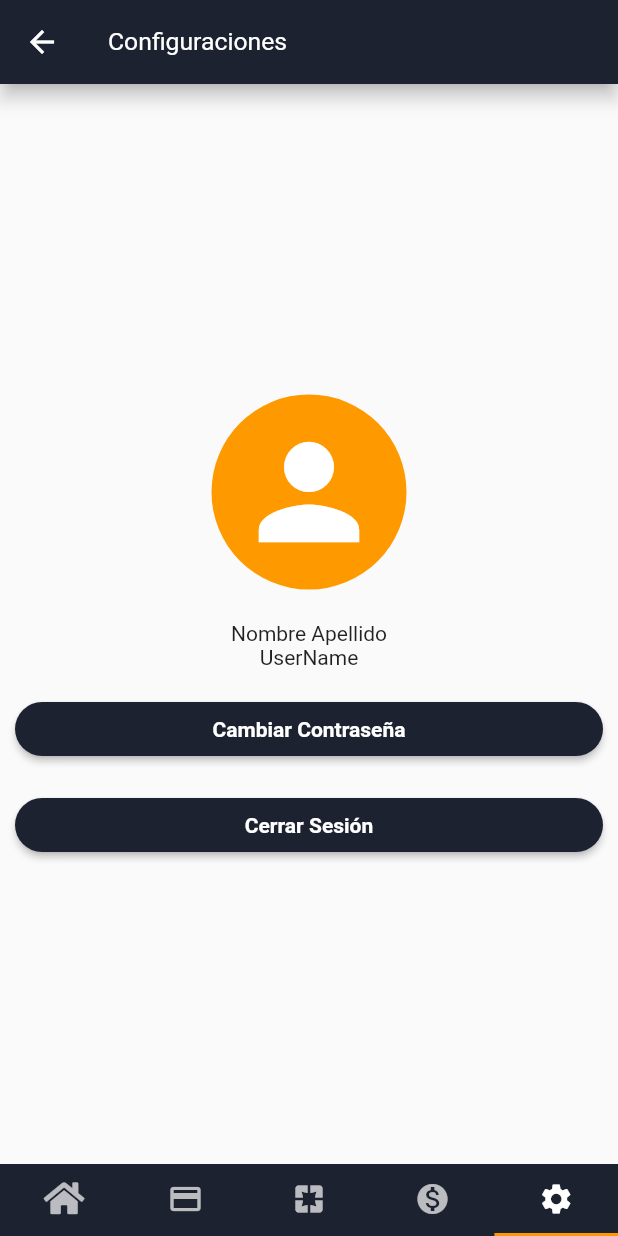
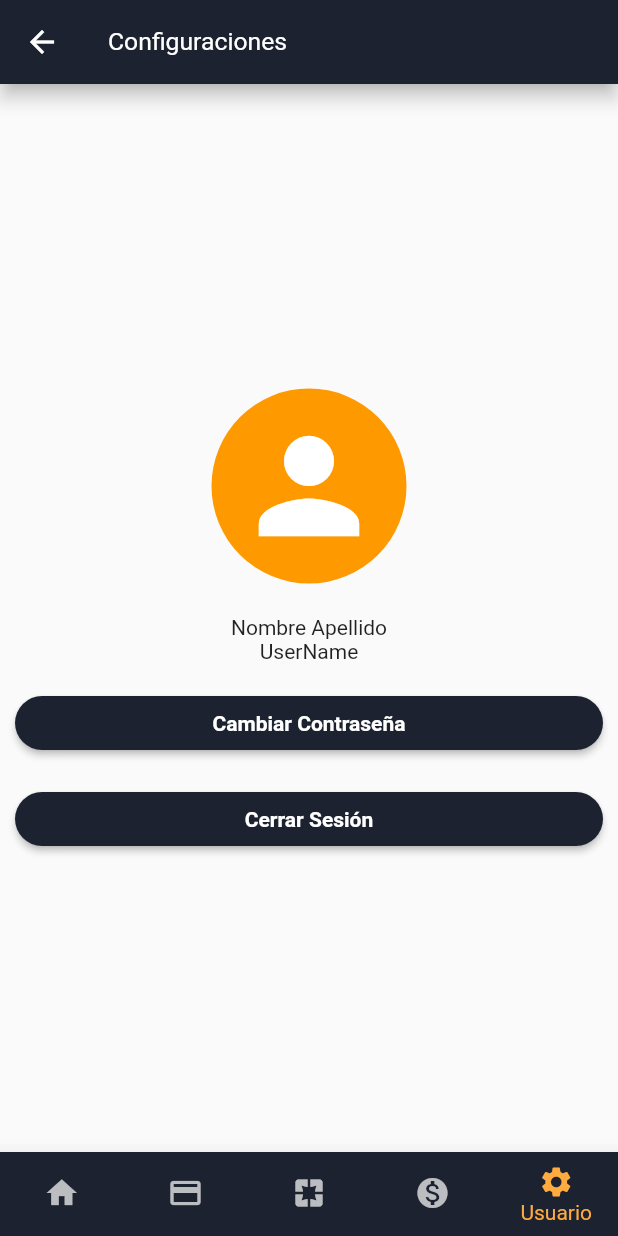
Before and after one commit to danielguaycha/paycapp, a Flutter app: the HomePage screen opened by its route, item 5 of the bottom bar chosen, on a phone screen of 412 x 824 dp. Run offline on Flutter 3.47's test engine with Material 2 defaults, Android fonts, the phone set to English and light mode, and no system bars; our stand-ins replace backdrop, dio, flutter_image_compress, flutter_redux, flutter_slidable, font_awesome_flutter and 6 more; missing offline and left inert: dio_http_cache, easy_alert; accounts and stored records are empty; Roboto replaces fonts that are missing (Hind, Montserrat); statements that could not run were skipped.

Commit message:
Arreglo en la buttomBar

```diff
--- a/lib/src/pages/home_page.dart
+++ b/lib/src/pages/home_page.dart
@@ -20,40 +20,83 @@ class HomePage extends StatefulWidget {
 
 class _HomePageState extends State<HomePage> with SingleTickerProviderStateMixin{
   final prefs = new LocalStorage();
-  TabController _tabController;
+  int _currentIndex = 0;
+  PageController _pageController;
+
+  final List<Widget> _children = [
+    IndexPage(),
+    ListCreditPage(),
+    ShowPaymentsPage(),
+    ListExpensePage(),
+    UserPage(),
+  ];
+
   @override
   void initState() {
     super.initState();
-    _tabController = new TabController(length: 5, initialIndex: 0, vsync: this);
+    _pageController = PageController();
   }
+
+  @override
+  void dispose() {
+    _pageController.dispose();
+    super.dispose();
+  }
+
   @override
   Widget build(BuildContext context) {
     return Scaffold(
-      body: TabBarView(
-        physics: NeverScrollableScrollPhysics(),
-        controller: _tabController,
-        children: <Widget>[
-          IndexPage(),
-          ListCreditPage(),
-          ShowPaymentsPage(),
-          ListExpensePage(),
-          UserPage(),
+      //body: _children[_currentIndex], // new
+      body: SizedBox.expand(
+        child: PageView(
+          controller: _pageController,
+          onPageChanged: (index) {
+            setState(() => _currentIndex = index);
+          },
+          children: _children
+        ),
+      ),
+      bottomNavigationBar: BottomNavigationBar(
+        backgroundColor: Theme.of(context).primaryColor,
+        selectedItemColor: Colors.orangeAccent,
+        elevation: 12,
+        unselectedItemColor: Colors.white70,
+        type: BottomNavigationBarType.fixed,
+        onTap: onTabTapped, // new
+        showSelectedLabels: true,
+        showUnselectedLabels: false,
+        currentIndex: _currentIndex, // new
+        items:<BottomNavigationBarItem> [
+          BottomNavigationBarItem(
+            icon: new Icon(Icons.home),
+            title: Text("Home"),
+          ),
+          BottomNavigationBarItem(
+            icon: new Icon(Icons.payment),
+            title: new Text('Créditos'),
+          ),
+          BottomNavigationBarItem(
+              icon: Icon(Icons.pages),
+              title: Text('Cobros')
+          ),
+          BottomNavigationBarItem(
+              icon: Icon(Icons.monetization_on),
+              title: Text('Gastos')
+          ),
+          BottomNavigationBarItem(
+              icon: Icon(Icons.settings),
+              title: Text('Usuario')
+          )
         ],
-      ),
-      bottomNavigationBar: new Material(
-        color: Theme.of(context).primaryColor,
-        child: new TabBar(
-          isScrollable: false,
-          tabs: <Widget>[
-            new Tab(icon: Icon(FontAwesomeIcons.home)),
-            new Tab(icon: Icon(Icons.payment)),
-            new Tab(icon: Icon(Icons.pages)),
-            new Tab(icon: Icon(Icons.monetization_on)),
-            new Tab(icon: Icon(Icons.settings)),
-          ],
-          controller: _tabController,
-        ),
       ),
     );
   }
+
+  void onTabTapped(int index) {
+    setState(() {
+      _currentIndex = index;
+      _pageController.animateToPage(index,
+          duration: Duration(milliseconds: 100), curve: Curves.decelerate);
+    });
+  }
 }
```
